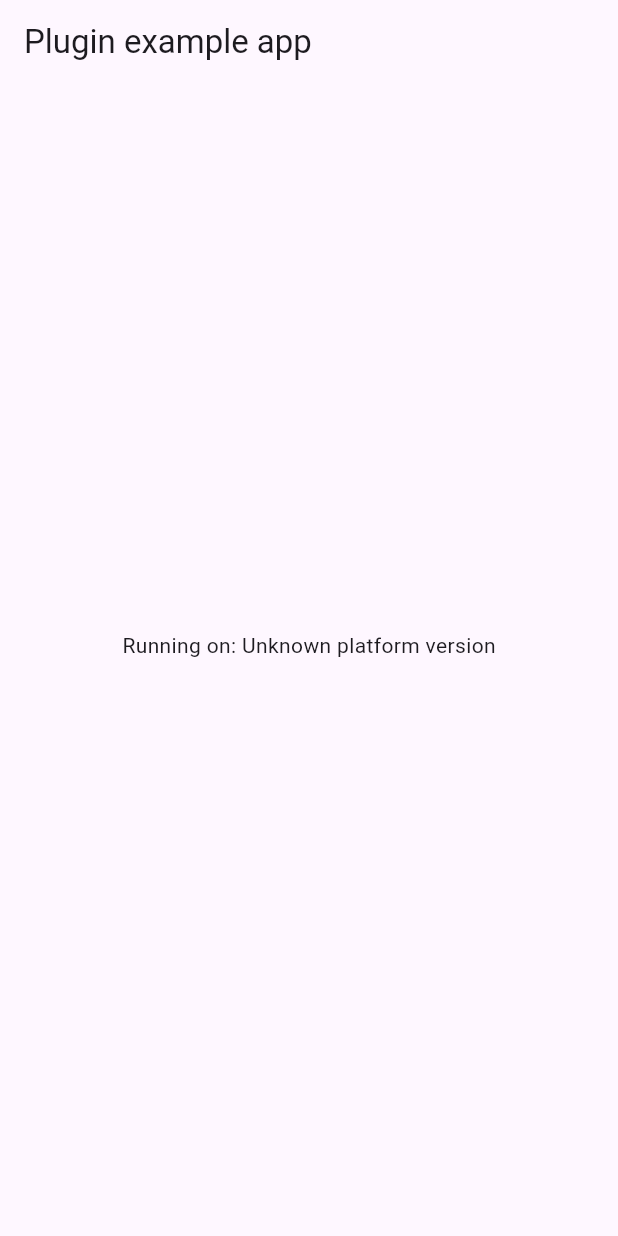
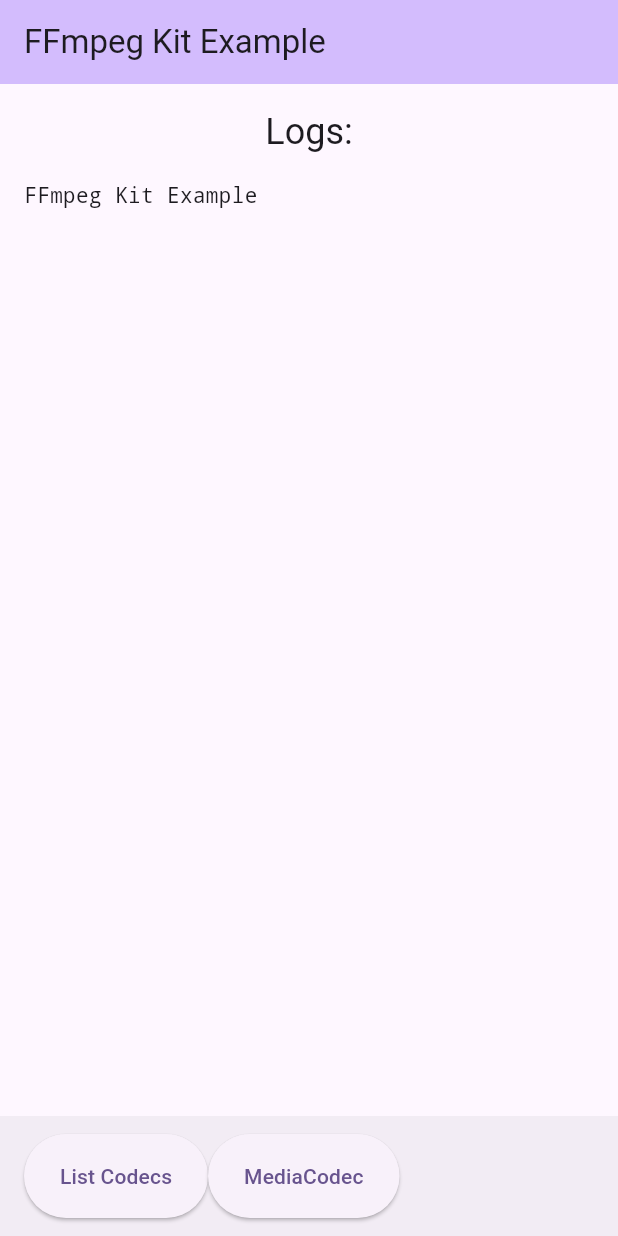
Before and after one commit to somepark/flutter_ffmpeg_kit_full, a Flutter app: the screen it shows after launch, on a phone screen of 412 x 824 dp. Run offline on Flutter 3.47's test engine with Material 3 defaults, Android fonts, the light colour scheme and no system bars; missing offline and left inert: ffmpeg_kit_flutter_platform_interface; project files that could hold a hidden picture were left out.

Commit message:
andriod ffmpeg引入

```diff
--- a/example/lib/main.dart
+++ b/example/lib/main.dart
@@ -1,64 +1,220 @@
+import 'dart:io';
 import 'package:flutter/material.dart';
-import 'dart:async';
-
 import 'package:flutter/services.dart';
-import 'package:flutter_ffmpeg_kit_full/flutter_ffmpeg_kit_full_gpl.dart';
+import 'package:flutter_ffmpeg_kit_full/flutter_ffmpeg_kit_full_export.dart';
+import 'package:flutter_ffmpeg_kit_full/log.dart';
+import 'package:flutter_ffmpeg_kit_full/session.dart';
+import 'package:flutter_ffmpeg_kit_full/statistics.dart';
+import 'package:path_provider/path_provider.dart';
 
 void main() {
+  WidgetsFlutterBinding.ensureInitialized();
   runApp(const MyApp());
 }
 
-class MyApp extends StatefulWidget {
+class MyApp extends StatelessWidget {
   const MyApp({super.key});
 
   @override
-  State<MyApp> createState() => _MyAppState();
+  Widget build(BuildContext context) {
+    return MaterialApp(
+      title: 'FFmpeg Kit Example',
+      theme: ThemeData(
+        colorScheme: ColorScheme.fromSeed(seedColor: Colors.deepPurple),
+      ),
+      home: const MyHomePage(title: 'FFmpeg Kit Example'),
+    );
+  }
 }
 
-class _MyAppState extends State<MyApp> {
-  String _platformVersion = 'Unknown';
+class MyHomePage extends StatefulWidget {
+  const MyHomePage({super.key, required this.title});
 
-  final _flutterFfmpegKitFullGplPlugin = FlutterFfmpegKitFullGpl();
+  final String title;
 
   @override
-  void initState() {
+  State<MyHomePage> createState() => _MyHomePageState();
+}
+
+class _MyHomePageState extends State<MyHomePage> {
+  String logString = 'FFmpeg Kit Example\n\n';
+  bool isProcessing = false;
+
+  @override
+  initState() {
     super.initState();
-    initPlatformState();
+    isSupportLibX264();
   }
 
-  // Platform messages are asynchronous, so we initialize in an async method.
-  Future<void> initPlatformState() async {
-    String platformVersion;
-    // Platform messages may fail, so we use a try/catch PlatformException.
-    // We also handle the message potentially returning null.
-    try {
-      platformVersion =
-          await _flutterFfmpegKitFullGplPlugin.getPlatformVersion() ?? 'Unknown platform version';
-    } on PlatformException {
-      platformVersion = 'Failed to get platform version.';
+  Future<bool> isSupportLibX264() async {
+    final session = await FFmpegKit.execute('-codecs');
+    final logs = await session.getAllLogs();
+    final output = logs.map((e) => e.getMessage()).join('\n');
+
+    if (output.contains('libx264')) {
+      debugPrint('✅ 支持 libx264');
+      return true;
+    } else {
+      debugPrint('❌ 不支持 libx264');
+      return false;
     }
-
-    // If the widget was removed from the tree while the asynchronous platform
-    // message was in flight, we want to discard the reply rather than calling
-    // setState to update our non-existent appearance.
-    if (!mounted) return;
-
-    setState(() {
-      _platformVersion = platformVersion;
-    });
   }
 
   @override
   Widget build(BuildContext context) {
-    return MaterialApp(
-      home: Scaffold(
-        appBar: AppBar(
-          title: const Text('Plugin example app'),
-        ),
-        body: Center(
-          child: Text('Running on: $_platformVersion\n'),
+    return Scaffold(
+      appBar: AppBar(
+        backgroundColor: Theme.of(context).colorScheme.inversePrimary,
+        title: Text(widget.title),
+      ),
+      body: Column(
+        children: [
+          Expanded(
+            child: SingleChildScrollView(
+              child: Padding(
+                padding: const EdgeInsets.all(16.0),
+                child: Column(
+                  crossAxisAlignment: CrossAxisAlignment.start,
+                  children: [
+                    Center(
+                      child: Text(
+                        'Logs:',
+                        style: Theme.of(context).textTheme.headlineSmall,
+                      ),
+                    ),
+                    const SizedBox(height: 16),
+                    Text(
+                      logString,
+                      style: const TextStyle(
+                        fontSize: 14,
+                        fontFamily: 'monospace',
+                      ),
+                    ),
+                  ],
+                ),
+              ),
+            ),
+          ),
+          if (isProcessing)
+            const Padding(
+              padding: EdgeInsets.all(16.0),
+              child: LinearProgressIndicator(),
+            ),
+        ],
+      ),
+      bottomNavigationBar: BottomAppBar(
+        child: ListView(
+          scrollDirection: Axis.horizontal,
+          children: [
+            ElevatedButton(
+              onPressed:
+                  isProcessing
+                      ? null
+                      : () => executeFFmpegCommand('list_codecs'),
+              child: const Text('List Codecs'),
+            ),
+            ElevatedButton(
+              onPressed:
+                  isProcessing
+                      ? null
+                      : () => executeFFmpegCommand('mediacodec'),
+              child: const Text('MediaCodec'),
+            ),
+          ],
         ),
       ),
     );
   }
+
+  void executeFFmpegCommand(String mode) async {
+    setState(() {
+      isProcessing = true;
+      logString = 'Starting FFmpeg processing...\n\n';
+    });
+
+    try {
+      final tempDir = await getTemporaryDirectory();
+      final sampleVideoRoot = await rootBundle.load('assets/sample_video.mp4');
+      final sampleVideoFile = File('${tempDir.path}/sample_video.mp4');
+      final outputFile = File('${tempDir.path}/output.mp4');
+
+      await sampleVideoFile.writeAsBytes(sampleVideoRoot.buffer.asUint8List());
+      if (outputFile.existsSync()) await outputFile.delete();
+
+      String command;
+      String description;
+
+      switch (mode) {
+        case 'videotoolbox':
+          command =
+              '-i ${sampleVideoFile.path} -c:v h264_videotoolbox -b:v 2M ${outputFile.path}';
+          description = 'Hardware encoding (VideoToolbox)';
+          break;
+        case 'list_codecs':
+          if (Platform.isAndroid) {
+            command = '-hide_banner -encoders | grep -i mediacodec';
+            description = 'List MediaCodec codecs';
+          } else if (Platform.isIOS || Platform.isMacOS) {
+            command = '-hide_banner -encoders | grep -i videotoolbox';
+            description = 'List VideoToolbox codecs';
+          } else {
+            command = '-hide_banner -encoders';
+            description = 'List all codecs';
+          }
+          break;
+        case 'mediacodec':
+          command = '-hide_banner -encoders | grep -i mediacodec';
+          description = 'List MediaCodec codecs';
+          break;
+        default:
+          command =
+              '-i ${sampleVideoFile.path} -c:v mpeg4 -preset ultrafast ${outputFile.path}';
+          description = 'Default encoding';
+      }
+
+      setState(() {
+        logString += 'Mode: $description\n';
+        logString += 'Command: $command\n\n';
+        logString += 'Processing...\n';
+      });
+
+      /// Execute FFmpeg command
+      await FFmpegKit.executeAsync(
+        command,
+        (Session session) async {
+          final output = await session.getOutput();
+          final returnCode = await session.getReturnCode();
+          final duration = await session.getDuration();
+
+          setState(() {
+            logString += '\n✅ Processing completed!\n';
+            logString += 'Return code: $returnCode\n';
+            logString += 'Duration: ${duration}ms\n';
+            logString += 'Output: $output\n';
+            isProcessing = false;
+          });
+
+          debugPrint('session: $output');
+        },
+        (Log log) {
+          setState(() {
+            logString += log.getMessage();
+          });
+          debugPrint('log: ${log.getMessage()}');
+        },
+        (Statistics statistics) {
+          setState(() {
+            logString +=
+                '\n📊 Progress: ${statistics.getSize()} bytes, ${statistics.getTime()}ms\n';
+          });
+          debugPrint('statistics: ${statistics.getSize()}');
+        },
+      );
+    } catch (e) {
+      setState(() {
+        logString += '\n❌ Error: $e\n';
+        isProcessing = false;
+      });
+    }
+  }
 }
--- a/lib/flutter_ffmpeg_kit_full_gpl.dart
+++ /dev/null
@@ -1,6 +0,0 @@
-
-import 'flutter_ffmpeg_kit_full_gpl_platform_interface.dart';
-
-class FlutterFfmpegKitFullGpl {
-  Future<String?> getPlatformVersion() => FlutterFfmpegKitFullGplPlatform.instance.getPlatformVersion();
-}
--- a/lib/flutter_ffmpeg_kit_full_gpl_method_channel.dart
+++ /dev/null
@@ -1,17 +0,0 @@
-import 'package:flutter/foundation.dart';
-import 'package:flutter/services.dart';
-
-import 'flutter_ffmpeg_kit_full_gpl_platform_interface.dart';
-
-/// An implementation of [FlutterFfmpegKitFullGplPlatform] that uses method channels.
-class MethodChannelFlutterFfmpegKitFullGpl extends FlutterFfmpegKitFullGplPlatform {
-  /// The method channel used to interact with the native platform.
-  @visibleForTesting
-  final methodChannel = const MethodChannel('flutter_ffmpeg_kit_full_gpl');
-
-  @override
-  Future<String?> getPlatformVersion() async {
-    final version = await methodChannel.invokeMethod<String>('getPlatformVersion');
-    return version;
-  }
-}
--- a/lib/flutter_ffmpeg_kit_full_gpl_platform_interface.dart
+++ /dev/null
@@ -1,29 +0,0 @@
-import 'package:plugin_platform_interface/plugin_platform_interface.dart';
-
-import 'flutter_ffmpeg_kit_full_gpl_method_channel.dart';
-
-abstract class FlutterFfmpegKitFullGplPlatform extends PlatformInterface {
-  /// Constructs a FlutterFfmpegKitFullGplPlatform.
-  FlutterFfmpegKitFullGplPlatform() : super(token: _token);
-
-  static final Object _token = Object();
-
-  static FlutterFfmpegKitFullGplPlatform _instance = MethodChannelFlutterFfmpegKitFullGpl();
-
-  /// The default instance of [FlutterFfmpegKitFullGplPlatform] to use.
-  ///
-  /// Defaults to [MethodChannelFlutterFfmpegKitFullGpl].
-  static FlutterFfmpegKitFullGplPlatform get instance => _instance;
-
-  /// Platform-specific implementations should set this with their own
-  /// platform-specific class that extends [FlutterFfmpegKitFullGplPlatform] when
-  /// they register themselves.
-  static set instance(FlutterFfmpegKitFullGplPlatform instance) {
-    PlatformInterface.verifyToken(instance, _token);
-    _instance = instance;
-  }
-
-  Future<String?> getPlatformVersion() {
-    throw UnimplementedError('platformVersion() has not been implemented.');
-  }
-}
```
Also changed, not shown: example/pubspec.yaml (+2 -52 lines), pubspec.yaml (+5 -47 lines), example/pubspec.lock, lib/flutter_ffmpeg_kit_full_export.dart (renamed from lib/flutter_ffmpeg_kit_full.dart), 18 other files.
